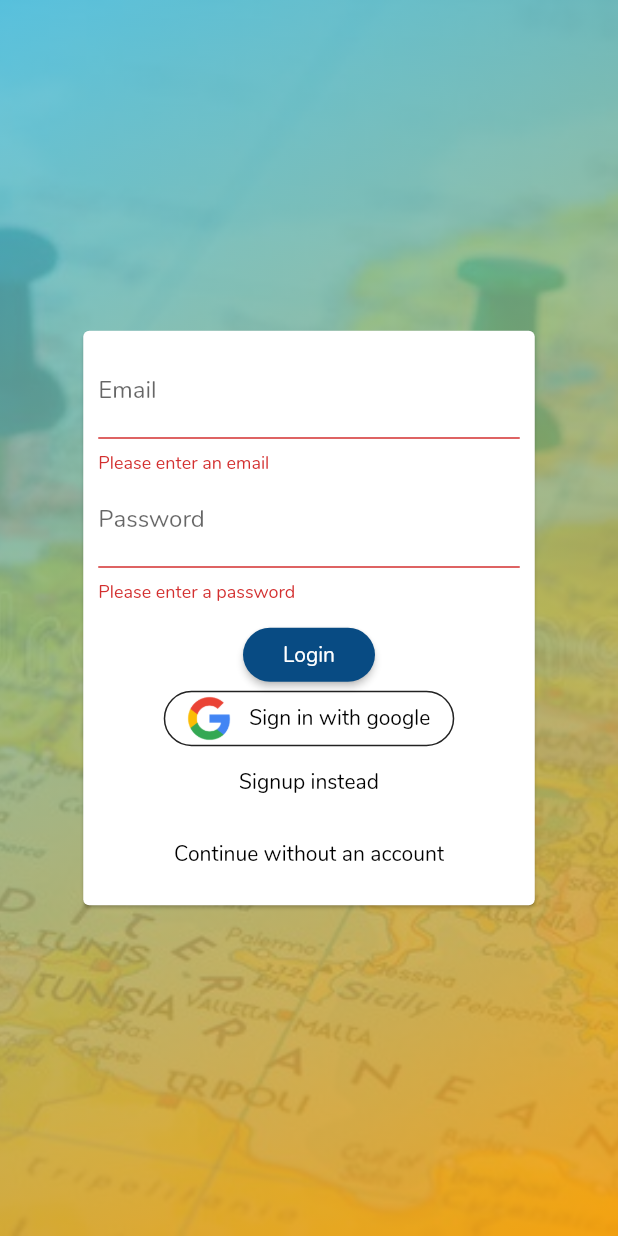
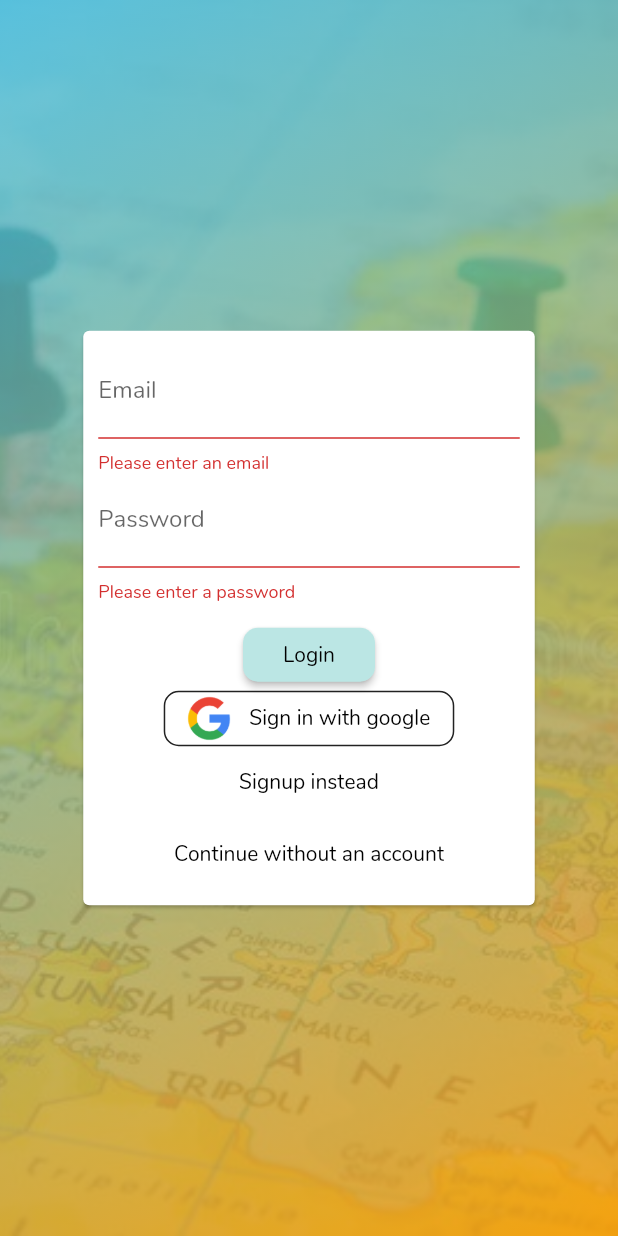
Before and after one commit to shimonster/distance_app, a Flutter app: the screen it shows after launch, after a tap on "Login", on a phone screen of 412 x 824 dp. Run offline on Flutter 3.47's test engine with Material 2 defaults, Android fonts, the phone set to English and light mode, and no system bars; our stand-ins replace cloud_firestore, connectivity, firebase_auth, flutter_map, google_sign_in, latlong and 4 more; missing offline and left inert: background_locator, maps_toolkit; accounts and stored records are empty.

Commit message:
implimented getting yaml data for colors (might need a better way to do it with less repetition)

```diff
--- a/assets/style/style.yaml
+++ b/assets/style/style.yaml
@@ -3,6 +3,7 @@ appStyle:
         primaryLightRGBO:
             [187, 230, 228, 1]
         primaryRGBO:
+#            [0, 0, 0, 1]
             [66, 191, 221, 1]
         primaryDarkRGBO:
             [8, 75, 131, 1]
@@ -22,7 +23,7 @@ appStyle:
           bottomLeftRadius: 13
           bottomRightRadius: 2
           elevation: 10
-          distanceAcurracy: 2
+          distanceAccuracy: 2
     distancesScreen:
         aspectRatio: 6 / 5 # width to height
         maxCrossAxisExtent: 300
--- /dev/null
+++ b/lib/helpers/style.dart
@@ -0,0 +1,13 @@
+import 'package:flutter/services.dart';
+import 'package:yaml/yaml.dart';
+
+class Style {
+  Future<Map> getData() async {
+    final stringData = await rootBundle.loadString('assets/style/style.yaml');
+    final YamlMap yamlData = loadYaml(stringData);
+    print(yamlData);
+    final map = {};
+    yamlData.forEach((key, value) => map.putIfAbsent(key, () => value));
+    return map;
+  }
+}
--- a/lib/main.dart
+++ b/lib/main.dart
@@ -1,18 +1,16 @@
 import 'dart:async';
-import 'dart:io';
 
 import 'package:flutter/material.dart';
 import 'package:provider/provider.dart';
 import 'package:firebase_auth/firebase_auth.dart';
 import 'package:yaml/yaml.dart';
-import 'package:checked_yaml/checked_yaml.dart' as y;
-import 'package:flutter/services.dart';
 
 import './providers/categories.dart';
 import './providers/distances.dart';
 import './screens/auth/auth_screen.dart';
 import './screens/distances/distances_screen.dart';
 import './screens/pickers/add_distance_track_screen.dart';
+import 'helpers/style.dart';
 
 void main() {
   runApp(MyApp());
@@ -20,17 +18,28 @@ void main() {
 
 class MyApp extends StatefulWidget {
   @override
-  _MyAppState createState() => _MyAppState();
+  MyAppState createState() => MyAppState();
 }
 
-class _MyAppState extends State<MyApp> {
+class MyAppState extends State<MyApp> with ChangeNotifier {
   var _account = true;
   StreamSubscription _listener;
-  String file;
+  Map style;
 
   void _switchMode() {
     setState(() {
       _account = !_account;
+    });
+  }
+
+  @override
+  void initState() {
+    super.initState();
+    Style().getData().then((value) {
+      setState(() {
+        style = value;
+      });
+      print('then block');
     });
   }
 
@@ -40,20 +49,9 @@ class _MyAppState extends State<MyApp> {
     _listener.cancel();
   }
 
-  Future<void> getStyle() async {
-    final data = await rootBundle.loadString('assets/style/style.yaml');
-    final style = loadYaml(data);
-    print(style);
-  }
-
-  @override
-  void initState() {
-    getStyle();
-    super.initState();
-  }
-
   @override
   Widget build(BuildContext context) {
+    print('main build: $style');
     return StreamBuilder(
       stream: FirebaseAuth.instance.onAuthStateChanged,
       builder: (ctx, AsyncSnapshot<FirebaseUser> snapshot) {
@@ -68,7 +66,10 @@ class _MyAppState extends State<MyApp> {
             ChangeNotifierProvider.value(
               value:
                   Distances(snapshot.data != null ? snapshot.data.uid : null),
-            )
+            ),
+            ChangeNotifierProvider.value(
+              value: this,
+            ),
           ],
           child: MaterialApp(
             title: 'Distance App',
@@ -94,12 +95,56 @@ class _MyAppState extends State<MyApp> {
 //              backgroundColor: Color.fromRGBO(255, 213, 173, 1),
 //              scaffoldBackgroundColor: Color.fromRGBO(255, 213, 173, 1),
 //
-              primaryColorLight: Color.fromRGBO(187, 230, 228, 1),
-              primaryColor: Color.fromRGBO(66, 191, 221, 1),
-              primaryColorDark: Color.fromRGBO(8, 75, 131, 1),
-              accentColor: Color.fromRGBO(252, 163, 17, 1),
-              backgroundColor: Color.fromRGBO(255, 232, 189, 1),
-              scaffoldBackgroundColor: Color.fromRGBO(255, 232, 189, 1),
+              primaryColorLight: style == null
+                  ? Colors.lightBlue
+                  : Color.fromRGBO(
+                      style['appStyle']['colors']['primaryLightRGBO'][0],
+                      style['appStyle']['colors']['primaryLightRGBO'][1],
+                      style['appStyle']['colors']['primaryLightRGBO'][2],
+                      style['appStyle']['colors']['primaryLightRGBO'][3]
+                          .toDouble(),
+                    ),
+              primaryColor: style == null
+                  ? Colors.blue
+                  : Color.fromRGBO(
+                      style['appStyle']['colors']['primaryRGBO'][0],
+                      style['appStyle']['colors']['primaryRGBO'][1],
+                      style['appStyle']['colors']['primaryRGBO'][2],
+                      style['appStyle']['colors']['primaryRGBO'][3].toDouble(),
+                    ),
+              primaryColorDark: style == null
+                  ? Colors.blue[900]
+                  : Color.fromRGBO(
+                      style['appStyle']['colors']['primaryDarkRGBO'][0],
+                      style['appStyle']['colors']['primaryDarkRGBO'][1],
+                      style['appStyle']['colors']['primaryDarkRGBO'][2],
+                      style['appStyle']['colors']['primaryDarkRGBO'][3]
+                          .toDouble(),
+                    ),
+              accentColor: style == null
+                  ? Colors.yellowAccent
+                  : Color.fromRGBO(
+                      style['appStyle']['colors']['accentRGBO'][0],
+                      style['appStyle']['colors']['accentRGBO'][1],
+                      style['appStyle']['colors']['accentRGBO'][2],
+                      style['appStyle']['colors']['accentRGBO'][3].toDouble(),
+                    ),
+              backgroundColor: style == null
+                  ? Colors.white
+                  : Color.fromRGBO(
+                      style['appStyle']['colors']['scaffoldRGBO'][0],
+                      style['appStyle']['colors']['scaffoldRGBO'][1],
+                      style['appStyle']['colors']['scaffoldRGBO'][2],
+                      style['appStyle']['colors']['scaffoldRGBO'][3].toDouble(),
+                    ),
+              scaffoldBackgroundColor: style == null
+                  ? Colors.white
+                  : Color.fromRGBO(
+                      style['appStyle']['colors']['scaffoldRGBO'][0],
+                      style['appStyle']['colors']['scaffoldRGBO'][1],
+                      style['appStyle']['colors']['scaffoldRGBO'][2],
+                      style['appStyle']['colors']['scaffoldRGBO'][3].toDouble(),
+                    ),
               fontFamily: 'Nunito',
               textTheme: TextTheme(
                 button: TextStyle(
@@ -122,9 +167,17 @@ class _MyAppState extends State<MyApp> {
               ),
               buttonTheme: ButtonTheme.of(context).copyWith(
                 shape: RoundedRectangleBorder(
-                  borderRadius: BorderRadius.circular(100),
+                  borderRadius: BorderRadius.circular(10),
                 ),
-                buttonColor: Color.fromRGBO(8, 75, 131, 1),
+                buttonColor: style == null
+                    ? Colors.blue[900]
+                    : Color.fromRGBO(
+                        style['appStyle']['colors']['primaryLightRGBO'][0],
+                        style['appStyle']['colors']['primaryLightRGBO'][1],
+                        style['appStyle']['colors']['primaryLightRGBO'][2],
+                        style['appStyle']['colors']['primaryLightRGBO'][3]
+                            .toDouble(),
+                      ),
                 textTheme: ButtonTextTheme.primary,
               ),
             ),
--- a/lib/providers/style.dart
+++ /dev/null
@@ -1,22 +0,0 @@
-import 'package:flutter/foundation.dart';
-
-enum sc {
-  colors,
-  distanceDisplayWidget,
-  distancesScreen,
-  authCard,
-  addTrackScreen,
-  distanceDetailsScreen,
-  addTrackScreenFunction,
-}
-
-class Style extends ChangeNotifier {
-  List<double> primaryLight;
-  List<double> primary;
-  List<double> primaryDark;
-  List<double> accent;
-  List<double> scaffold;
-  List<double> appBarText;
-  List<double> buttonText;
-  List<double> buttonColor;
-}
--- a/lib/widgets/categories/distances_drawer.dart
+++ b/lib/widgets/categories/distances_drawer.dart
@@ -120,9 +120,8 @@ class _DistanceDrawerState extends State<DistanceDrawer> {
                                 decoration: BoxDecoration(
                                   border: Border.all(
                                       width: 2,
-                                      color:
-                                          Theme.of(context).primaryColorDark),
-                                  borderRadius: BorderRadius.circular(100),
+                                      color: Theme.of(context).primaryColor),
+                                  borderRadius: BorderRadius.circular(10),
                                 ),
                                 child: RaisedButton(
                                   materialTapTargetSize:
--- a/pubspec.yaml
+++ b/pubspec.yaml
@@ -65,6 +65,7 @@ flutter:
      - assets/images/distance.jpg
      - assets/images/distance_markers.jpg
      - assets/images/1342004.png
+     - assets/style/style.yaml
 
   # An image asset can refer to one or more resolution-specific "variants", see
   # https://flutter.dev/assets-and-images/#resolution-aware.
```
